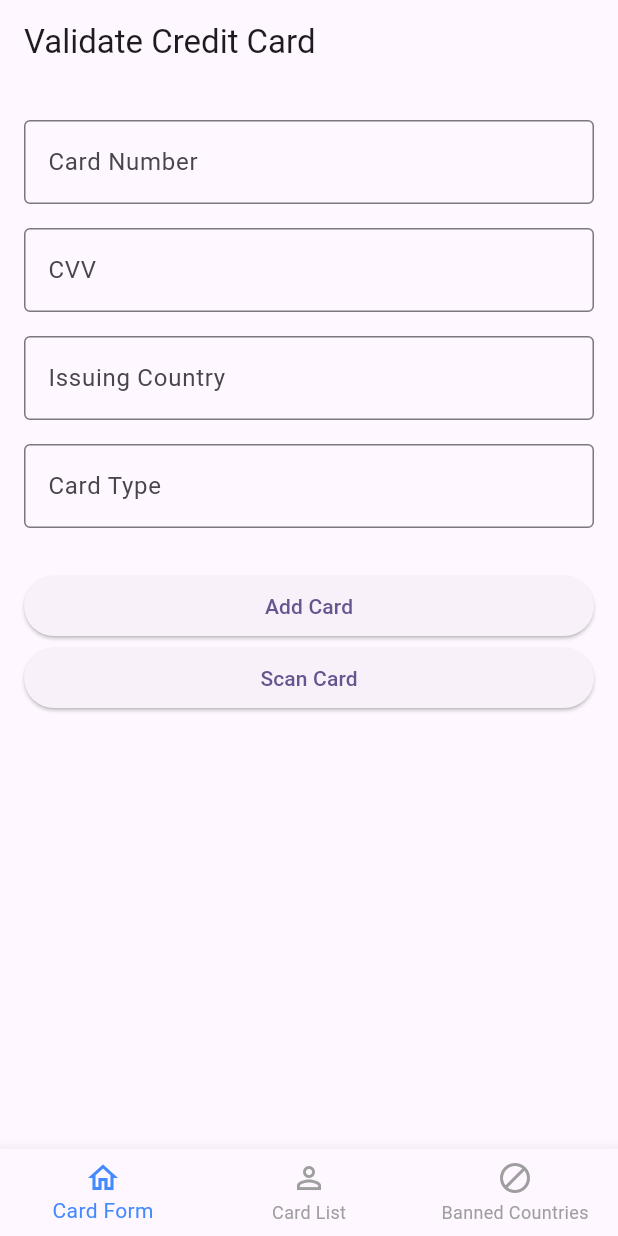
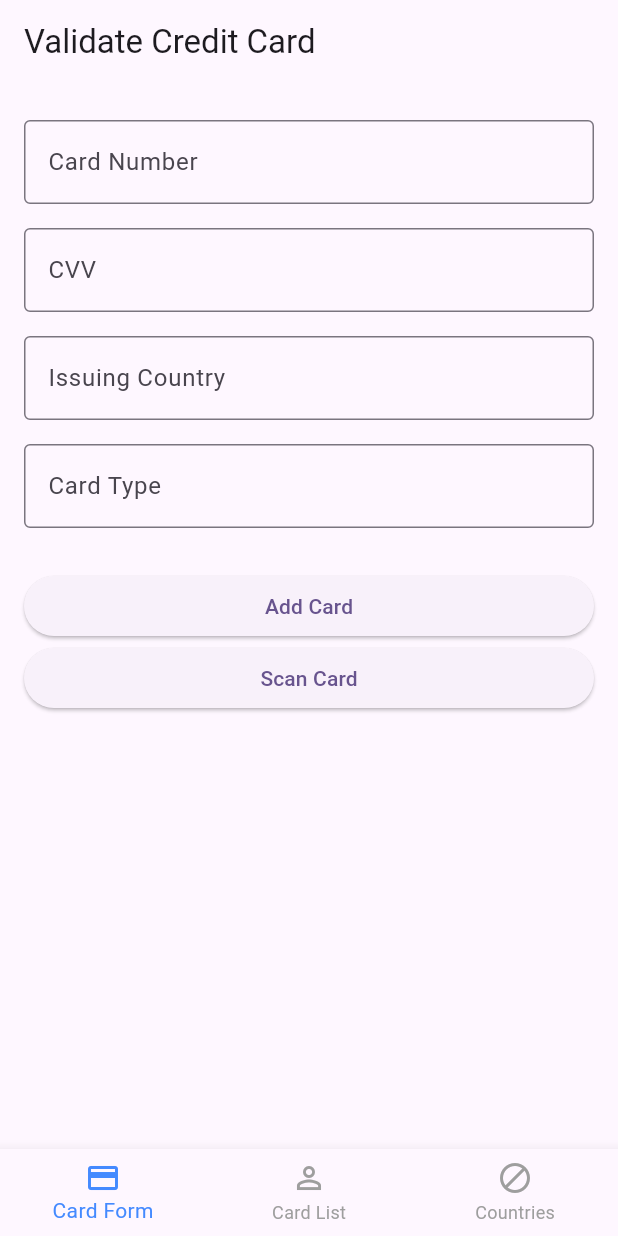
Before and after one commit to KabeloDev/credit_card_validator, a Flutter app: the screen it shows after launch, on a phone screen of 412 x 824 dp. Run offline on Flutter 3.47's test engine with Material 3 defaults, Android fonts, the phone set to English and light mode, and no system bars; our stand-ins replace bloc, flutter_bloc, get_it, shared_preferences; missing offline and left inert: card_scanner.

Commit message:
UI improvement - minimal

```diff
--- a/lib/features/card_validation/presentation/main_app_navigation.dart
+++ b/lib/features/card_validation/presentation/main_app_navigation.dart
@@ -33,7 +33,7 @@ class _MainNavigationState extends State<MainNavigation> {
         showUnselectedLabels: true,
         items: const [
           BottomNavigationBarItem(
-            icon: Icon(Icons.home_outlined),
+            icon: Icon(Icons.credit_card),
             label: 'Card Form',
           ),
           BottomNavigationBarItem(
@@ -42,7 +42,7 @@ class _MainNavigationState extends State<MainNavigation> {
           ),
           BottomNavigationBarItem(
             icon: Icon(Icons.block),
-            label: 'Banned Countries',
+            label: 'Countries',
           ),
         ],
       ),
--- a/lib/features/card_validation/presentation/pages/banned_countries.dart
+++ b/lib/features/card_validation/presentation/pages/banned_countries.dart
@@ -23,7 +23,7 @@ class _BannedCountriesPageState extends State<BannedCountries> {
   @override
   Widget build(BuildContext context) {
     return Scaffold(
-      appBar: AppBar(title: const Text('Manage Banned Countries')),
+      appBar: AppBar(title: const Text('Banned Countries')),
       body: BlocBuilder<BannedCountriesBloc, BannedCountriesState>(
         builder: (context, state) {
           if (state is BannedCountriesLoading) {
--- a/lib/features/card_validation/presentation/pages/card_form.dart
+++ b/lib/features/card_validation/presentation/pages/card_form.dart
@@ -63,6 +63,7 @@ class _CardFormPageState extends State<CardForm> {
       appBar: AppBar(title: const Text('Validate Credit Card')),
       body: Padding(
         padding: const EdgeInsets.all(16),
+        child: SingleChildScrollView(
           child: BlocListener<CardBloc, CardState>(
             listener: (context, state) {
               if (state is CardError) {
@@ -130,6 +131,7 @@ class _CardFormPageState extends State<CardForm> {
             ),
           ),
         ),
+      ),
     );
   }
 }
--- a/lib/features/card_validation/presentation/pages/card_list.dart
+++ b/lib/features/card_validation/presentation/pages/card_list.dart
@@ -26,7 +26,7 @@ class CardList extends StatelessWidget {
               itemCount: state.cards.length,
               itemBuilder: (context, index) {
                 final card = state.cards[index];
-                return CardListItem(card: card);
+                return SingleChildScrollView(child: CardListItem(card: card));
               },
             );
           } else if (state is CardError) {
--- a/lib/features/card_validation/presentation/widgets/card_list/card_list_item.dart
+++ b/lib/features/card_validation/presentation/widgets/card_list/card_list_item.dart
@@ -11,7 +11,7 @@ class CardListItem extends StatelessWidget {
     return Card(
       margin: const EdgeInsets.symmetric(horizontal: 16, vertical: 8),
       child: ListTile(
-        title: Text('**** **** **** ${card.number.substring(card.number.length - 4)}'),
+        title: Text(card.number),
         subtitle: Text('${card.cardType} - ${card.issuingCountry}'),
         trailing: Text('CVV: ${card.cvv}'),
       ),
```
Lines whose indentation alone changed are shown as unchanged.
